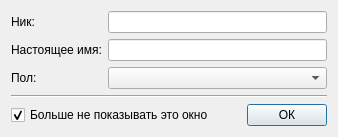
First picture: the form in trunk/src/schat/welcomedialog.ui, repository JohnBuckleyGitHub/schat, before the edit.
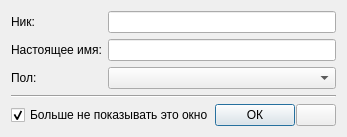
Second picture: the form after the edit. Icons and pictures are not drawn.

Patch:
```diff
--- a/trunk/src/schat/welcomedialog.ui
+++ b/trunk/src/schat/welcomedialog.ui
@@ -56,6 +56,9 @@
    </item>
    <item>
     <layout class="QHBoxLayout" name="horizontalLayout" >
+     <property name="spacing" >
+      <number>1</number>
+     </property>
      <item>
       <widget class="QCheckBox" name="askCheckBox" >
        <property name="text" >
@@ -84,6 +87,30 @@
        <property name="text" >
         <string>ОК</string>
        </property>
+       <property name="icon" >
+        <iconset resource="../../data/schat.qrc" >
+         <normaloff>:/images/ok.png</normaloff>:/images/ok.png</iconset>
+       </property>
+       <property name="default" >
+        <bool>false</bool>
+       </property>
+      </widget>
+     </item>
+     <item>
+      <widget class="QPushButton" name="pushButton" >
+       <property name="text" >
+        <string/>
+       </property>
+       <property name="icon" >
+        <iconset resource="../../data/schat.qrc" >
+         <normaloff>:/images/down.png</normaloff>:/images/down.png</iconset>
+       </property>
+       <property name="checkable" >
+        <bool>true</bool>
+       </property>
+       <property name="flat" >
+        <bool>false</bool>
+       </property>
       </widget>
      </item>
     </layout>
```
Left out of the diff: 4 changed lines with no effect on the pictures.
